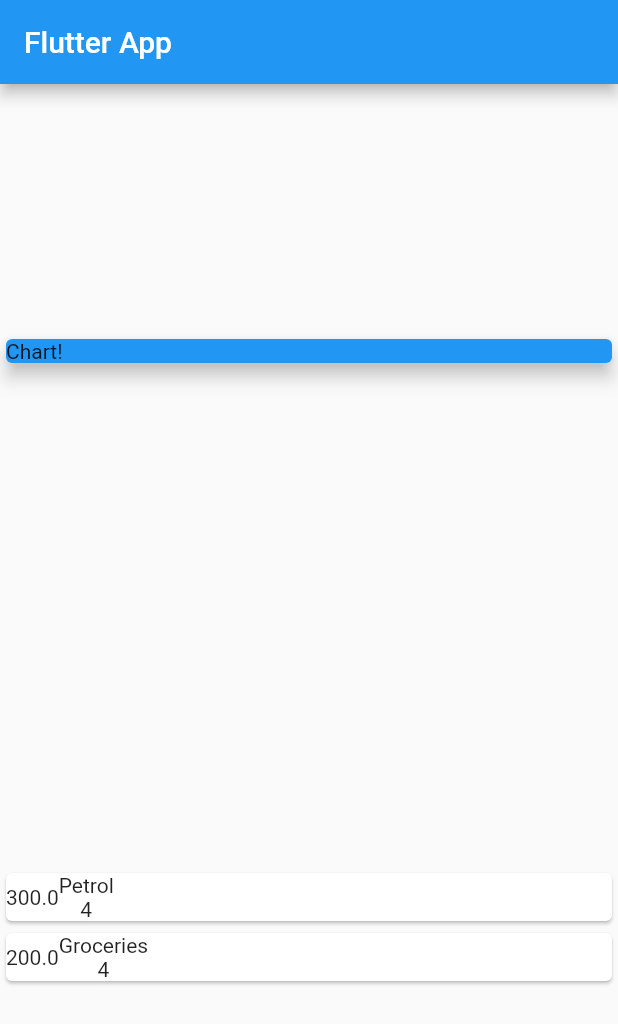
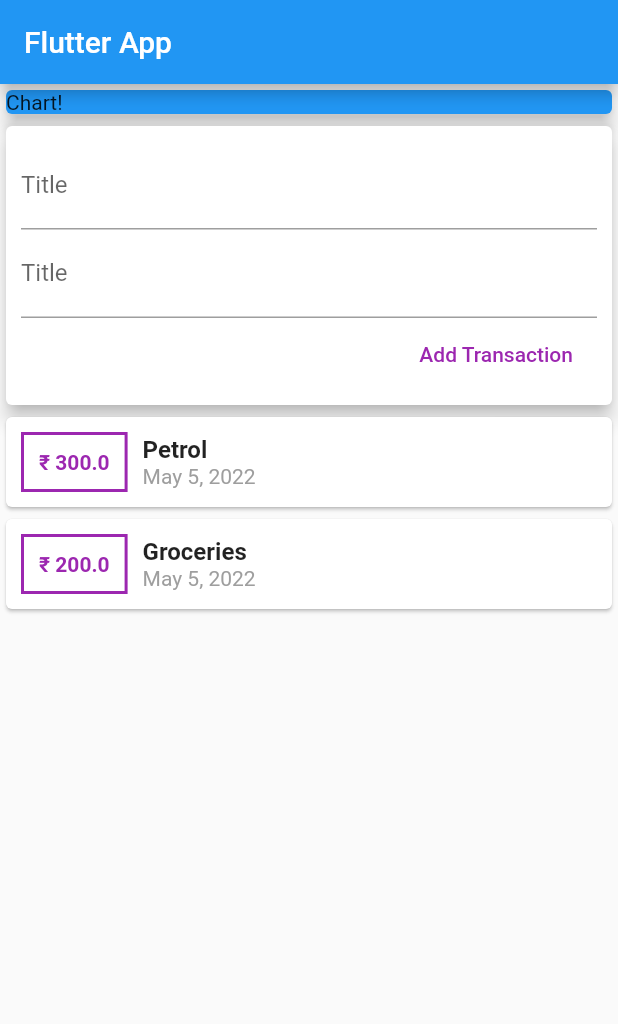
Before and after one commit to Vortex1806/ExpenseTracker, a Flutter app: the screen it shows after launch, on a phone screen of 412 x 824 dp. Shown: the top 1024 px of the screen. Run offline on Flutter 3.47's test engine with Material 2 defaults, Android fonts, the phone set to English and light mode, and no system bars.

Commit message:
textinut added

```diff
--- a/lib/main.dart
+++ b/lib/main.dart
@@ -1,4 +1,5 @@
 import 'package:flutter/material.dart';
+import 'package:intl/intl.dart';
 
 import './transaction.dart';
 
@@ -20,6 +21,12 @@ class MyHomePage extends StatelessWidget {
     Transaction(id: 't2', title: 'Groceries', amount: 200, date: DateTime.now())
   ];
 
+  // String titleinput;
+  // String amountinput;
+
+  final titlecontroller = TextEditingController();
+  final amountcotroller = TextEditingController();
+
   @override
   Widget build(BuildContext context) {
     return Scaffold(
@@ -27,7 +34,7 @@ class MyHomePage extends StatelessWidget {
         title: Text('Flutter App'),
       ),
       body: Column(
-          mainAxisAlignment: MainAxisAlignment.spaceAround,
+          mainAxisAlignment: MainAxisAlignment.start,
           crossAxisAlignment: CrossAxisAlignment.stretch,
           children: [
             Container(
@@ -38,16 +45,65 @@ class MyHomePage extends StatelessWidget {
                 elevation: 5,
               ),
             ),
+            Card(
+              elevation: 5,
+              child: Container(
+                padding: EdgeInsets.all(10),
+                margin: EdgeInsets.all(0),
+                child: Column(
+                  crossAxisAlignment: CrossAxisAlignment.end,
+                  children: [
+                    TextField(
+                      enableSuggestions: true,
+                      decoration: InputDecoration(labelText: 'Title'),
+                      controller: titlecontroller,
+                    ),
+                    TextField(
+                      decoration: InputDecoration(labelText: 'Title'),
+                      controller: amountcotroller,
+                    ),
+                    FlatButton(
+                        child: Text('Add Transaction'),
+                        textColor: Colors.purple,
+                        onPressed: () {
+                          print(titlecontroller.text);
+                          print(amountcotroller.text);
+                        }),
+                  ],
+                ),
+              ),
+            ),
             Column(
               children: transactions.map((tx) {
                 return Card(
                   child: Row(
                     children: [
-                      Container(child: Text(tx.amount.toString())),
+                      Container(
+                        margin:
+                            EdgeInsets.symmetric(vertical: 10, horizontal: 10),
+                        decoration: BoxDecoration(
+                          border: Border.all(color: Colors.purple, width: 2),
+                        ),
+                        child: Text(
+                          '₹ ${tx.amount}',
+                          style: TextStyle(
+                              fontWeight: FontWeight.bold,
+                              color: Colors.purple),
+                        ),
+                        padding: EdgeInsets.all(10),
+                      ),
                       Column(
+                        crossAxisAlignment: CrossAxisAlignment.start,
                         children: [
-                          Text(tx.title),
-                          Text(tx.date.weekday.toString())
+                          Text(
+                            tx.title,
+                            style: TextStyle(
+                                fontSize: 16, fontWeight: FontWeight.bold),
+                          ),
+                          Text(
+                            DateFormat.yMMMMd().format(tx.date),
+                            style: TextStyle(color: Colors.grey),
+                          )
                         ],
                       )
                     ],
--- a/pubspec.yaml
+++ b/pubspec.yaml
@@ -23,11 +23,12 @@ environment:
 dependencies:
   flutter:
     sdk: flutter
-
+  intl: ^0.17.0
 
   # The following adds the Cupertino Icons font to your application.
   # Use with the CupertinoIcons class for iOS style icons.
   cupertino_icons: ^1.0.2
+
 
 dev_dependencies:
   flutter_test:
```
Also changed, not shown: pubspec.lock.
